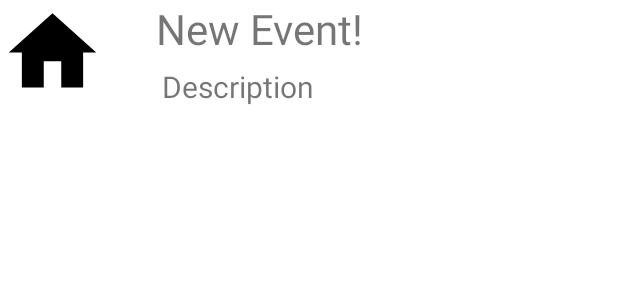
After one commit to dhruvil15/Pick-up-Sport, an Android app: the layout event_notification.xml on its own in the app's theme, with its tools: preview values and no code run, on a phone screen of 412 x 824 dp. The commit adds this screen. Shown: the top 300 px of the screen. Run offline under Robolectric (Android 15) with nearby library versions, the phone set to English and light mode, and no system bars.

Commit message:
first draft of working event notifcation client

```diff
--- a/app/build.gradle
+++ b/app/build.gradle
@@ -6,12 +6,13 @@ plugins {
 
 android {
     namespace 'com.example.pickupsports'
-    compileSdk 32
+    compileSdkVersion 33
 
     defaultConfig {
         applicationId "com.example.pickupsports"
         minSdk 21
-        targetSdk 32
+        targetSdk 33
+        compileSdkVersion 33
         versionCode 1
         versionName "1.0"
 
--- a/app/src/main/java/com/example/pickupsports/HomeFragment.kt
+++ b/app/src/main/java/com/example/pickupsports/HomeFragment.kt
@@ -1,10 +1,12 @@
 package com.example.pickupsports
 
 import android.os.Bundle
+import android.util.Log
 import androidx.fragment.app.Fragment
 import android.view.LayoutInflater
 import android.view.View
 import android.view.ViewGroup
+import androidx.core.app.NotificationManagerCompat
 import androidx.recyclerview.widget.LinearLayoutManager
 import androidx.recyclerview.widget.RecyclerView
 import com.example.pickupsports.databinding.FragmentHomeBinding
@@ -34,6 +36,9 @@ class HomeFragment : Fragment() {
 
     override fun onViewCreated(view: View, savedInstanceState: Bundle?) {
         super.onViewCreated(view, savedInstanceState)
+        if(NotificationManagerCompat.from(requireContext()).areNotificationsEnabled()) {
+            Log.d("TEST", "Ya")
+        }
 
  /*       binding.addEventButton.setOnClickListener {
             findNavController().navigate(R.id.action_HomeFragment_to_CreateEventFragment)
--- a/app/src/main/java/com/example/pickupsports/MainActivty.kt
+++ b/app/src/main/java/com/example/pickupsports/MainActivty.kt
@@ -1,8 +1,11 @@
 package com.example.pickupsports
 
 import android.os.Bundle
+import android.util.Log
 import android.view.View
 import androidx.appcompat.app.AppCompatActivity
+import androidx.core.app.NotificationManagerCompat
+import androidx.core.content.ContentProviderCompat.requireContext
 import androidx.navigation.NavController
 import androidx.navigation.findNavController
 import androidx.navigation.ui.AppBarConfiguration
--- a/app/src/main/java/com/example/pickupsports/ui/loginAndRegister/UserData.kt
+++ b/app/src/main/java/com/example/pickupsports/ui/loginAndRegister/UserData.kt
@@ -5,7 +5,7 @@ import com.google.firebase.database.IgnoreExtraProperties
 @IgnoreExtraProperties
 data class UserData(
     val phoneNumber: String? = null, val firstName: String? = null, val lastName: String? = null,
-    val dob: String? = null
+    val dob: String? = null, val notificationToken: String? = null
 ) {
     // Null default values create a no-argument default constructor, which is needed
     // for deserialization from a DataSnapshot.
--- /dev/null
+++ b/app/src/main/res/layout/event_notification.xml
@@ -0,0 +1,40 @@
+<?xml version="1.0" encoding="utf-8"?>
+<RelativeLayout xmlns:android="http://schemas.android.com/apk/res/android"
+    android:layout_width="match_parent"
+    android:layout_height="match_parent">
+
+    <RelativeLayout
+        android:layout_width="match_parent"
+        android:layout_height="match_parent">
+
+
+        <ImageView
+            android:id="@+id/app_logo"
+            android:layout_width="70dp"
+            android:layout_height="70dp"
+            android:src="@drawable/ic_baseline_home_24"/>
+
+        <TextView
+            android:id="@+id/notification_title"
+            android:layout_width="wrap_content"
+            android:layout_height="wrap_content"
+            android:layout_marginLeft="34dp"
+            android:layout_toRightOf="@+id/app_logo"
+            android:text="New Event!"
+            android:textSize="28sp" />
+
+        <TextView
+            android:id="@+id/notification_body"
+            android:layout_width="wrap_content"
+            android:layout_height="wrap_content"
+            android:layout_below="@id/notification_title"
+            android:layout_marginLeft="38dp"
+            android:layout_marginTop="6dp"
+            android:layout_toRightOf="@+id/app_logo"
+            android:text="Description"
+            android:textSize="20sp"/>
+
+
+    </RelativeLayout>
+
+</RelativeLayout>
```
Also changed, not shown: app/src/main/AndroidManifest.xml (+7 -0 lines), app/src/main/java/com/example/pickupsports/MyFirebaseMessagingService.kt (added, +80 -0 lines), app/src/main/java/com/example/pickupsports/ui/loginAndRegister/RegisterFragment.kt (+71 -7 lines).
